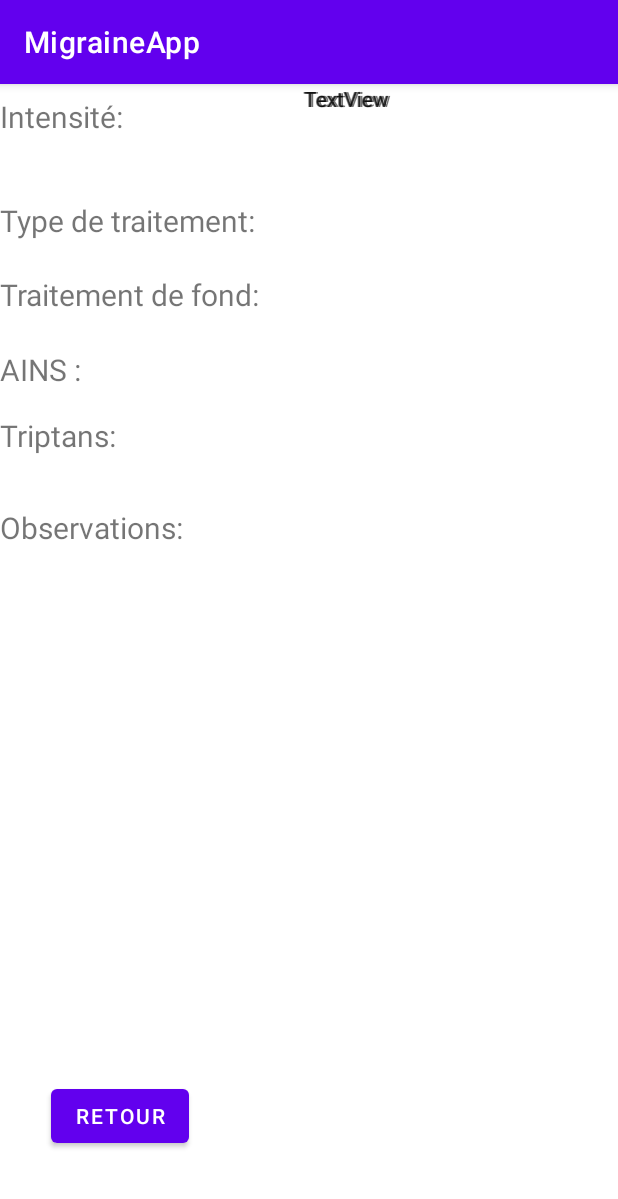
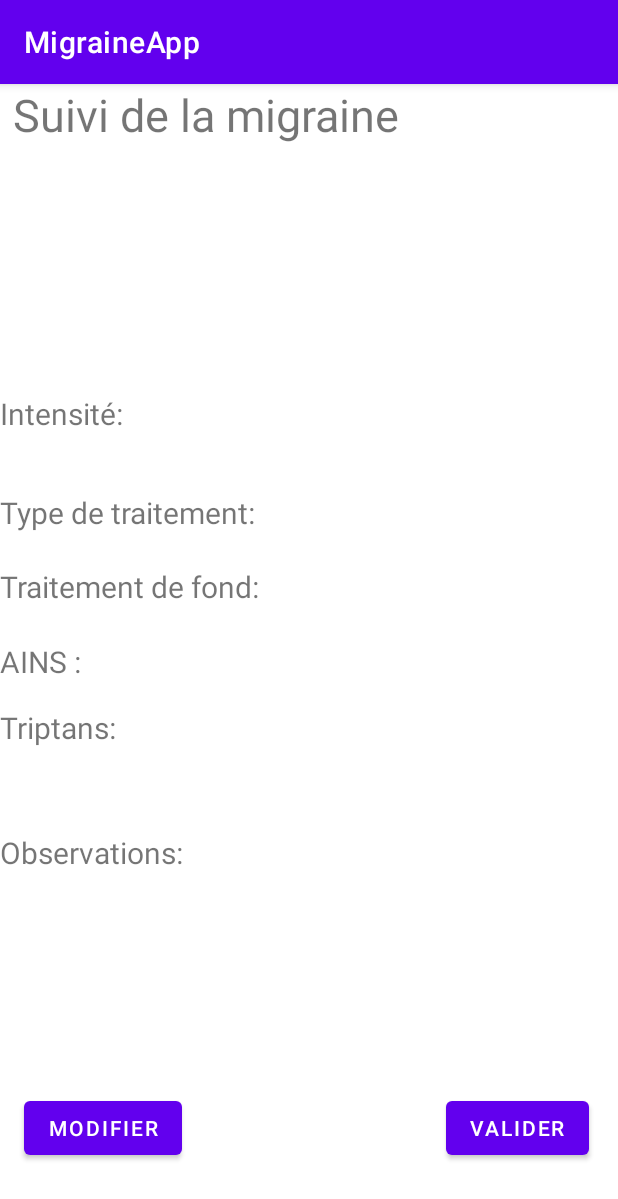
Before and after one commit to LucasVeliaBts/MigraineApp, an Android app: the Confirmer screen opened directly, with no data from a screen before it, on a phone screen of 412 x 824 dp. Shown: the top 1199 px of the screen. Run offline under Robolectric (Android 15) with nearby library versions, the phone set to English and light mode, and no system bars.

Commit message:
TP4 fini

```diff
--- a/app/src/main/java/com/example/migraineapp/Confirmer.kt
+++ b/app/src/main/java/com/example/migraineapp/Confirmer.kt
@@ -1,13 +1,10 @@
 package com.example.migraineapp
 
-import android.app.DatePickerDialog
 import android.content.Intent
 import android.os.Bundle
-import android.view.View
 import android.widget.*
 import androidx.appcompat.app.AppCompatActivity
-import com.example.migraineapp.databinding.ActivityMainBinding
-import java.util.*
+
 
 class Confirmer : AppCompatActivity() {
 
@@ -15,8 +12,37 @@ class Confirmer : AppCompatActivity() {
     override fun onCreate(savedInstanceState: Bundle?) {
         super.onCreate(savedInstanceState)
         setContentView(R.layout.activity_confirmer)
+        val selectionDate = intent.getStringExtra("EXTRA_DATE")
+        val selectionIntensite = intent.getStringExtra("EXTRA_INTENSITE")
+        val selectionAINS = intent.getStringExtra("EXTRA_AINS")
+        val selectionTriptan = intent.getStringExtra("EXTRA_TRIPAN")
+        val selectionTraitementDeFonds = intent.getStringExtra("EXTRA_TRAITEMENTDEFONDS")
+        val selectionObservation = intent.getStringExtra("EXTRA_OBSERVATION")
 
-        bouttonRetour = findViewById(R.id.buttonRetour)
+        val date = findViewById<TextView>(R.id.date).apply {
+            text = selectionDate
+        }
+
+        val intensite = findViewById<TextView>(R.id.textViewIntensiteSelection).apply {
+            text = selectionIntensite
+        }
+
+        val aINS = findViewById<TextView>(R.id.textViewAINSSelection).apply {
+            text = selectionAINS
+        }
+
+        val triptans = findViewById<TextView>(R.id.textViewTriptansSelection).apply {
+            text = selectionTriptan
+        }
+        val traitementDeFonds = findViewById<TextView>(R.id.textViewTraitementDeFondSelection).apply {
+            text = selectionTraitementDeFonds
+        }
+        val observation = findViewById<TextView>(R.id.textViewObservationsSelection).apply {
+            text = selectionObservation
+        }
+
+
+        bouttonRetour = findViewById(R.id.buttonModifier)
         val retourIntent : Intent =  Intent(this,MainActivity::class.java)
         bouttonRetour.setOnClickListener {
             startActivity(retourIntent)
--- a/app/src/main/java/com/example/migraineapp/MainActivity.kt
+++ b/app/src/main/java/com/example/migraineapp/MainActivity.kt
@@ -14,6 +14,8 @@ const val EXTRA_AINS = "com.example.migraineapp.AINS";
 const val EXTRA_TRIPTANS = "com.example.migraineapp.TRIPTANS";
 const val EXTRA_TRAITEMENTDEFONDS = "com.example.migraineapp.TRAITEMENTDEFONDS";
 const val EXTRA_OBSERVATIONS = "com.example.migraineapp.OBSERVATIONS";
+const val EXTRA_DATE = "com.example.migraineapp.DATE";
+
 
 class MainActivity : AppCompatActivity() {
     private lateinit var binding: ActivityMainBinding
@@ -30,8 +32,8 @@ class MainActivity : AppCompatActivity() {
         val traitementDeFonds = resources.getStringArray(R.array.Traitement_de_fond)
         val observations = findViewById<EditText>(R.id.editTextObservations)
 
-        val mPickTimeBtn = findViewById<Button>(R.id.pickDateBtn)
-        val textView = findViewById<TextView>(R.id.dateTv)
+        val date = findViewById<Button>(R.id.pickDateBtn)
+        val textView = findViewById<TextView>(R.id.date)
         val calendrier = Calendar.getInstance()
         val year = calendrier.get(Calendar.YEAR)
         val month = calendrier.get(Calendar.MONTH)
@@ -45,7 +47,7 @@ class MainActivity : AppCompatActivity() {
         boutonEnvoyer = findViewById(R.id.buttonEnvoyer)
 
 
-        mPickTimeBtn.setOnClickListener {
+        date.setOnClickListener {
 
             dpd = DatePickerDialog(
                 this,
@@ -161,6 +163,7 @@ class MainActivity : AppCompatActivity() {
             extras.putString(EXTRA_TRIPTANS,spinnerTriptans.getSelectedItem().toString())
             extras.putString(EXTRA_TRAITEMENTDEFONDS,spinnerTraitementDeFond.getSelectedItem().toString())
             extras.putString(EXTRA_OBSERVATIONS,observation.toString())
+            extras.putString(EXTRA_DATE,date.text.toString())
             envoyerIntent.putExtras(extras)
             startActivity(envoyerIntent)
         }
--- a/app/src/main/res/layout/activity_confirmer.xml
+++ b/app/src/main/res/layout/activity_confirmer.xml
@@ -8,40 +8,67 @@
 
 
     <TextView
-        android:id="@+id/textView7"
+        android:id="@+id/textViewIntensiteSelection"
+        android:layout_width="208dp"
+        android:layout_height="36dp"
+        android:text="TextView"
+        app:layout_constraintEnd_toEndOf="parent"
+        app:layout_constraintHorizontal_bias="0.466"
+        app:layout_constraintStart_toEndOf="@+id/txtViewIntensite"
+        tools:ignore="MissingConstraints"
+        tools:layout_editor_absoluteY="216dp" />
+
+    <TextView
+        android:id="@+id/date"
+        android:layout_width="383dp"
+        android:layout_height="120dp"
+        android:text="Date"
+        android:textSize="30sp"
+        app:layout_constraintBottom_toTopOf="@+id/txtViewIntensite"
+        app:layout_constraintEnd_toEndOf="parent"
+        app:layout_constraintHorizontal_bias="0.285"
+        app:layout_constraintStart_toStartOf="parent"
+        app:layout_constraintTop_toBottomOf="@+id/textViewSuivi"
+        app:layout_constraintVertical_bias="1.0" />
+
+    <TextView
+        android:id="@+id/textViewObservationsSelection"
         android:layout_width="209dp"
         android:layout_height="29dp"
+        android:layout_marginTop="48dp"
         android:text="TextView"
         app:layout_constraintEnd_toEndOf="parent"
         app:layout_constraintHorizontal_bias="1.0"
-        app:layout_constraintStart_toEndOf="@+id/textView3"
-        tools:layout_editor_absoluteY="279dp"
+        app:layout_constraintStart_toEndOf="@+id/textViewObservations"
+        app:layout_constraintTop_toBottomOf="@+id/textViewTriptansSelection"
         tools:ignore="MissingConstraints" />
 
     <TextView
-        android:id="@+id/textView6"
+        android:id="@+id/textViewTriptansSelection"
         android:layout_width="209dp"
         android:layout_height="29dp"
+        android:layout_marginTop="15dp"
         android:text="TextView"
         app:layout_constraintEnd_toEndOf="parent"
         app:layout_constraintHorizontal_bias="1.0"
-        app:layout_constraintStart_toEndOf="@+id/txtView_intensities6"
-        tools:layout_editor_absoluteY="219dp"
+        app:layout_constraintStart_toEndOf="@+id/txtViewTriptans"
+        app:layout_constraintTop_toBottomOf="@+id/textViewAINSSelection"
         tools:ignore="MissingConstraints" />
 
     <TextView
-        android:id="@+id/textView5"
+        android:id="@+id/textViewAINSSelection"
         android:layout_width="210dp"
         android:layout_height="32dp"
+        android:layout_marginTop="15dp"
         android:text="TextView"
         app:layout_constraintEnd_toEndOf="parent"
         app:layout_constraintHorizontal_bias="1.0"
-        app:layout_constraintStart_toEndOf="@+id/txtView_intensities4"
-        tools:layout_editor_absoluteY="176dp"
+        app:layout_constraintStart_toEndOf="@+id/txtViewAINS"
+        app:layout_constraintTop_toBottomOf="@+id/textViewTraitementDeFondSelection"
         tools:ignore="MissingConstraints" />
 
     <TextView
-        android:id="@+id/txtView_intensities5"
+        android:id="@+id/txtViewTypeDeTraitementSelection"
         android:layout_width="411dp"
         android:layout_height="39dp"
         android:layout_marginTop="30dp"
@@ -50,10 +77,10 @@
         app:layout_constraintEnd_toEndOf="parent"
         app:layout_constraintHorizontal_bias="0.0"
         app:layout_constraintStart_toStartOf="parent"
-        app:layout_constraintTop_toBottomOf="@+id/txtView_intensities"></TextView>
+        app:layout_constraintTop_toBottomOf="@+id/txtViewIntensite"></TextView>
 
     <TextView
-        android:id="@+id/txtView_intensities6"
+        android:id="@+id/txtViewTriptans"
         android:layout_width="177dp"
         android:layout_height="31dp"
         android:layout_marginTop="10dp"
@@ -62,10 +89,10 @@
         app:layout_constraintEnd_toEndOf="parent"
         app:layout_constraintHorizontal_bias="0.0"
         app:layout_constraintStart_toStartOf="parent"
-        app:layout_constraintTop_toBottomOf="@+id/txtView_intensities4"></TextView>
+        app:layout_constraintTop_toBottomOf="@+id/txtViewAINS"></TextView>
 
     <TextView
-        android:id="@+id/txtView_intensities4"
+        android:id="@+id/txtViewAINS"
         android:layout_width="177dp"
         android:layout_height="34dp"
         android:layout_marginTop="10dp"
@@ -74,10 +101,10 @@
         app:layout_constraintEnd_toEndOf="parent"
         app:layout_constraintHorizontal_bias="0.0"
         app:layout_constraintStart_toStartOf="parent"
-        app:layout_constraintTop_toBottomOf="@+id/txtView_intensities3"></TextView>
+        app:layout_constraintTop_toBottomOf="@+id/txtViewTraitementDeFond"></TextView>
 
     <TextView
-        android:id="@+id/txtView_intensities3"
+        android:id="@+id/txtViewTraitementDeFond"
         android:layout_width="177dp"
         android:layout_height="40dp"
         android:layout_marginTop="10dp"
@@ -86,50 +113,72 @@
         app:layout_constraintEnd_toEndOf="parent"
         app:layout_constraintHorizontal_bias="0.0"
         app:layout_constraintStart_toStartOf="parent"
-        app:layout_constraintTop_toBottomOf="@+id/txtView_intensities5"></TextView>
+        app:layout_constraintTop_toBottomOf="@+id/txtViewTypeDeTraitementSelection"></TextView>
 
     <TextView
-        android:id="@+id/txtView_intensities"
-        android:layout_width="411dp"
-        android:layout_height="39dp"
-        android:layout_marginTop="8dp"
+        android:id="@+id/txtViewIntensite"
+        android:layout_width="173dp"
+        android:layout_height="36dp"
+        android:layout_marginTop="144dp"
         android:text="Intensité:"
         android:textSize="20dp"
         app:layout_constraintEnd_toEndOf="parent"
         app:layout_constraintHorizontal_bias="0.0"
         app:layout_constraintStart_toStartOf="parent"
-        app:layout_constraintTop_toTopOf="parent"></TextView>
+        app:layout_constraintTop_toBottomOf="@+id/textViewSuivi"></TextView>
+
     <Button
-        android:id="@+id/buttonRetour"
+        android:id="@+id/buttonModifier"
         android:layout_width="wrap_content"
         android:layout_height="wrap_content"
-        android:layout_marginBottom="56dp"
-        android:text="Retour"
+        android:layout_marginBottom="48dp"
+        android:text="Modifier"
         app:layout_constraintBottom_toBottomOf="parent"
         app:layout_constraintEnd_toEndOf="parent"
-        app:layout_constraintHorizontal_bias="0.106"
+        app:layout_constraintHorizontal_bias="0.052"
         app:layout_constraintStart_toStartOf="parent"
         tools:ignore="MissingConstraints" />
 
     <TextView
-        android:id="@+id/textView3"
+        android:id="@+id/textViewObservations"
         android:layout_width="177dp"
         android:layout_height="28dp"
-        android:layout_marginTop="30dp"
+        android:layout_marginTop="52dp"
         android:text="Observations:"
         android:textSize="20dp"
         app:layout_constraintStart_toStartOf="parent"
-        app:layout_constraintTop_toBottomOf="@+id/txtView_intensities6" />
+        app:layout_constraintTop_toBottomOf="@+id/txtViewTriptans" />
 
     <TextView
-        android:id="@+id/textView4"
+        android:id="@+id/textViewTraitementDeFondSelection"
         android:layout_width="208dp"
         android:layout_height="36dp"
+        android:layout_marginTop="10dp"
         android:text="TextView"
         app:layout_constraintEnd_toEndOf="parent"
         app:layout_constraintHorizontal_bias="1.0"
-        app:layout_constraintStart_toEndOf="@+id/txtView_intensities3"
-        tools:layout_editor_absoluteY="126dp"
+        app:layout_constraintStart_toEndOf="@+id/txtViewTraitementDeFond"
+        app:layout_constraintTop_toBottomOf="@+id/txtViewTypeDeTraitementSelection"
         tools:ignore="MissingConstraints" />
 
+    <TextView
+        android:id="@+id/textViewSuivi"
+        android:layout_width="395dp"
+        android:layout_height="62dp"
+        android:text="Suivi de la migraine"
+        android:textSize="30sp"
+        app:layout_constraintEnd_toEndOf="parent"
+        app:layout_constraintStart_toStartOf="parent"
+        app:layout_constraintTop_toTopOf="parent" />
+
+    <Button
+        android:id="@+id/Valider"
+        android:layout_width="wrap_content"
+        android:layout_height="wrap_content"
+        android:layout_marginStart="176dp"
+        android:layout_marginBottom="48dp"
+        android:text="Valider"
+        app:layout_constraintBottom_toBottomOf="parent"
+        app:layout_constraintStart_toEndOf="@+id/buttonModifier" />
+
 </androidx.constraintlayout.widget.ConstraintLayout>
--- a/app/src/main/res/layout/activity_main.xml
+++ b/app/src/main/res/layout/activity_main.xml
@@ -32,7 +32,7 @@
 
 
     <TextView
-        android:id="@+id/dateTv"
+        android:id="@+id/date"
         android:layout_width="wrap_content"
         android:layout_height="wrap_content"
         android:layout_marginStart="16dp"
@@ -45,7 +45,7 @@
         app:layout_constraintTop_toBottomOf="@+id/NomCrise" />
 
     <TextView
-        android:id="@+id/txtView_intensities"
+        android:id="@+id/txtViewIntensite"
         android:layout_width="411dp"
         android:layout_height="39dp"
         android:layout_marginTop="17dp"
@@ -63,11 +63,11 @@
         app:layout_constraintEnd_toEndOf="parent"
         app:layout_constraintHorizontal_bias="0.0"
         app:layout_constraintStart_toStartOf="parent"
-        app:layout_constraintTop_toBottomOf="@+id/txtView_intensities"
+        app:layout_constraintTop_toBottomOf="@+id/txtViewIntensite"
         tools:ignore="SpeakableTextPresentCheck" />
 
     <TextView
-        android:id="@+id/txtView_intensities2"
+        android:id="@+id/txtViewTypeDeTraitement"
         android:layout_width="411dp"
         android:layout_height="39dp"
         android:layout_marginTop="32dp"
@@ -95,7 +95,7 @@
         android:layout_height="wrap_content"
         android:contentDescription="@string/AINS"
         android:minHeight="48dp"
-        app:layout_constraintTop_toBottomOf="@+id/txtView_intensities2"
+        app:layout_constraintTop_toBottomOf="@+id/txtViewTypeDeTraitement"
         tools:layout_editor_absoluteX="-4dp" />
 
     <Spinner
```
